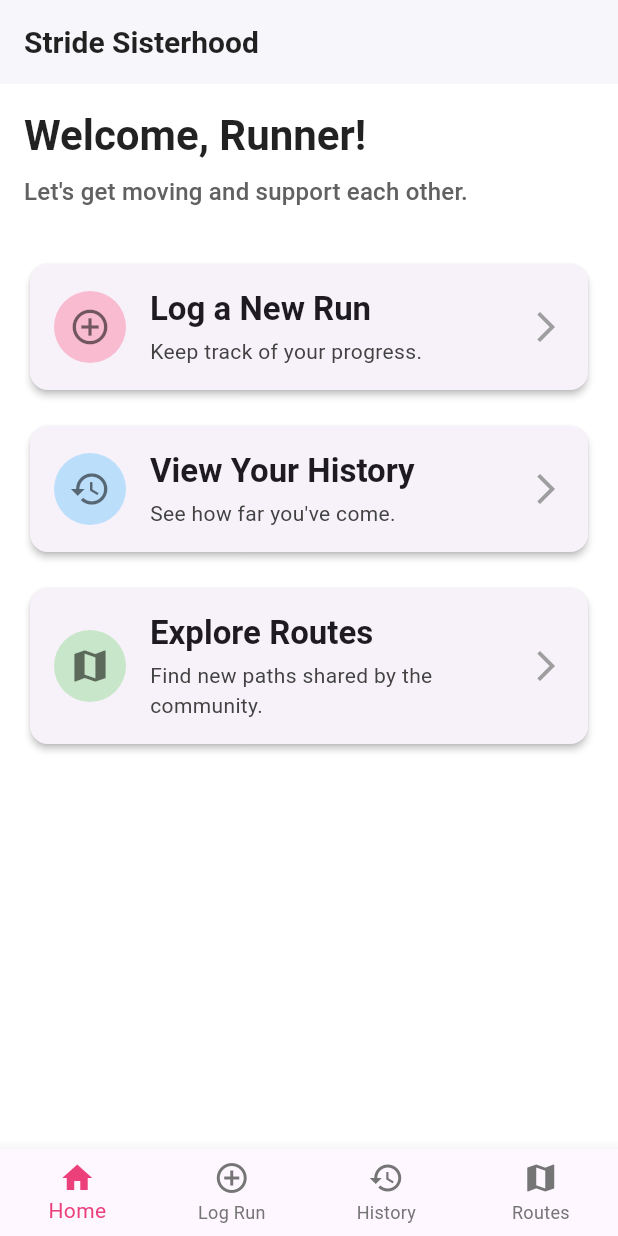
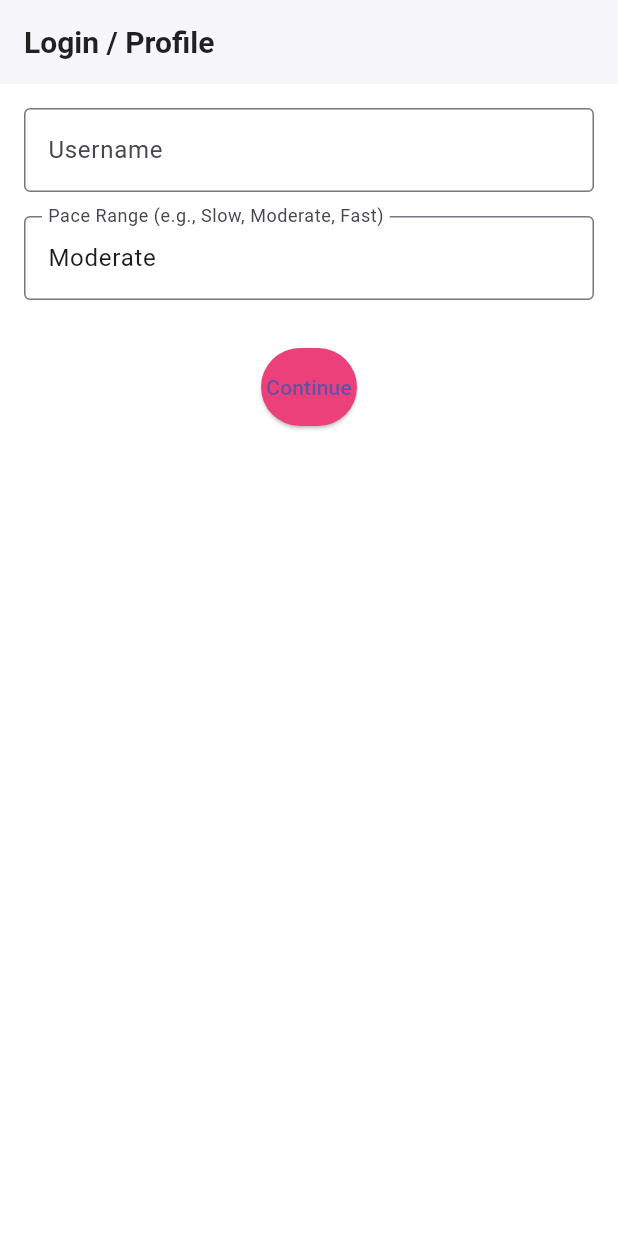
Before and after one commit to gracehrabikcs/stride_sisterhood, a Flutter app: the screen it shows after launch, on a phone screen of 412 x 824 dp. Run offline on Flutter 3.47's test engine with Material 3 defaults, Android fonts, the phone set to English and light mode, and no system bars; our stand-ins replace cloud_firestore, firebase_core; accounts and stored records are empty.

Commit message:
Login screen pivot!

```diff
--- a/lib/main.dart
+++ b/lib/main.dart
@@ -5,10 +5,8 @@ import 'package:stride_sisterhood/firebase_options.dart';
 import 'package:stride_sisterhood/services/firestore_service.dart';
 import 'package:stride_sisterhood/viewmodels/run_viewmodel.dart';
 import 'package:stride_sisterhood/viewmodels/route_viewmodel.dart';
-import 'package:stride_sisterhood/views/home_screen.dart';
-import 'package:stride_sisterhood/views/log_run_screen.dart';
-import 'package:stride_sisterhood/views/run_history_screen.dart';
-import 'package:stride_sisterhood/views/community_routes_screen.dart';
+import 'package:stride_sisterhood/views/login_screen.dart';
+import 'package:stride_sisterhood/views/main_screen.dart';
 
 void main() async {
   WidgetsFlutterBinding.ensureInitialized();
@@ -51,62 +49,8 @@ class StrideSisterhoodApp extends StatelessWidget {
           ),
           fontFamily: 'Roboto',
         ),
-        home: const MainScreen(),
+        home: const LoginScreen(), // Start with LoginScreen
       ),
     );
   }
 }
-
-// ------------------ AppTab Model ------------------
-class AppTab {
-  final String label;
-  final Icon icon;
-  final Widget screen;
-
-  const AppTab({required this.label, required this.icon, required this.screen});
-}
-
-// ------------------ List of Tabs ------------------
-const List<AppTab> appTabs = [
-  AppTab(label: 'Home', icon: Icon(Icons.home), screen: HomeScreen()),
-  AppTab(label: 'Log Run', icon: Icon(Icons.add_circle_outline), screen: LogRunScreen()),
-  AppTab(label: 'History', icon: Icon(Icons.history), screen: RunHistoryScreen()),
-  AppTab(label: 'Routes', icon: Icon(Icons.map), screen: CommunityRoutesScreen()),
-];
-
-// ------------------ MainScreen ------------------
-class MainScreen extends StatefulWidget {
-  const MainScreen({super.key});
-
-  @override
-  _MainScreenState createState() => _MainScreenState();
-}
-
-class _MainScreenState extends State<MainScreen> {
-  int _selectedIndex = 0;
-
-  void _onItemTapped(int index) {
-    setState(() {
-      _selectedIndex = index;
-    });
-  }
-
-  @override
-  Widget build(BuildContext context) {
-    return Scaffold(
-      body: Center(
-        child: appTabs[_selectedIndex].screen,
-      ),
-      bottomNavigationBar: BottomNavigationBar(
-        items: appTabs
-            .map((tab) => BottomNavigationBarItem(icon: tab.icon, label: tab.label))
-            .toList(),
-        currentIndex: _selectedIndex,
-        selectedItemColor: Colors.pink[400],
-        unselectedItemColor: Colors.grey[600],
-        onTap: _onItemTapped,
-        type: BottomNavigationBarType.fixed, // Ensures all labels are visible
-      ),
-    );
-  }
-}
--- /dev/null
+++ b/lib/views/login_screen.dart
@@ -0,0 +1,80 @@
+import 'package:flutter/material.dart';
+import 'package:provider/provider.dart';
+import 'package:stride_sisterhood/models/user_model.dart';
+import 'package:stride_sisterhood/services/firestore_service.dart';
+import 'package:stride_sisterhood/viewmodels/run_viewmodel.dart';
+import 'package:stride_sisterhood/viewmodels/route_viewmodel.dart';
+import 'package:stride_sisterhood/views/main_screen.dart';
+
+
+class LoginScreen extends StatefulWidget {
+  const LoginScreen({super.key});
+
+  @override
+  _LoginScreenState createState() => _LoginScreenState();
+}
+
+class _LoginScreenState extends State<LoginScreen> {
+  final _usernameController = TextEditingController();
+  final _paceController = TextEditingController(text: "Moderate");
+
+  Future<void> _login() async {
+    final username = _usernameController.text.trim();
+    final paceRange = _paceController.text.trim();
+
+    if (username.isEmpty) return;
+
+    final userId = username.replaceAll(' ', '_').toLowerCase(); // simple userId
+    final appUser = AppUser(userId: userId, name: username, paceRange: paceRange);
+
+    final firestore = context.read<FirestoreService>();
+    await firestore.saveUser(appUser);
+
+    // set userId in viewmodels
+    context.read<RunViewModel>().setUserId(userId);
+    context.read<RouteViewModel>().setUserId(userId);
+
+    // Navigate to main app
+    if (!mounted) return;
+    Navigator.pushReplacement(
+        context, MaterialPageRoute(builder: (_) => const MainScreen()));
+  }
+
+  @override
+  Widget build(BuildContext context) {
+    return Scaffold(
+      appBar: AppBar(title: const Text("Login / Profile")),
+      body: Padding(
+        padding: const EdgeInsets.all(16),
+        child: Column(
+          children: [
+            TextField(
+              controller: _usernameController,
+              decoration: const InputDecoration(
+                labelText: "Username",
+                border: OutlineInputBorder(),
+              ),
+            ),
+            const SizedBox(height: 16),
+            TextField(
+              controller: _paceController,
+              decoration: const InputDecoration(
+                labelText: "Pace Range (e.g., Slow, Moderate, Fast)",
+                border: OutlineInputBorder(),
+              ),
+            ),
+            const SizedBox(height: 32),
+            ElevatedButton(
+              onPressed: _login,
+              style: ElevatedButton.styleFrom(
+                backgroundColor: Colors.pink[400],
+                padding: const EdgeInsets.symmetric(vertical: 16),
+              ),
+              child: const Text("Continue"),
+            ),
+          ],
+        ),
+      ),
+    );
+  }
+}
```
Also changed, not shown: lib/services/firestore_service.dart (+12 -12 lines), lib/viewmodels/route_viewmodel.dart (+7 -1 lines), lib/viewmodels/run_viewmodel.dart (+18 -9 lines), lib/views/main_screen.dart (added, +56 -0 lines).
